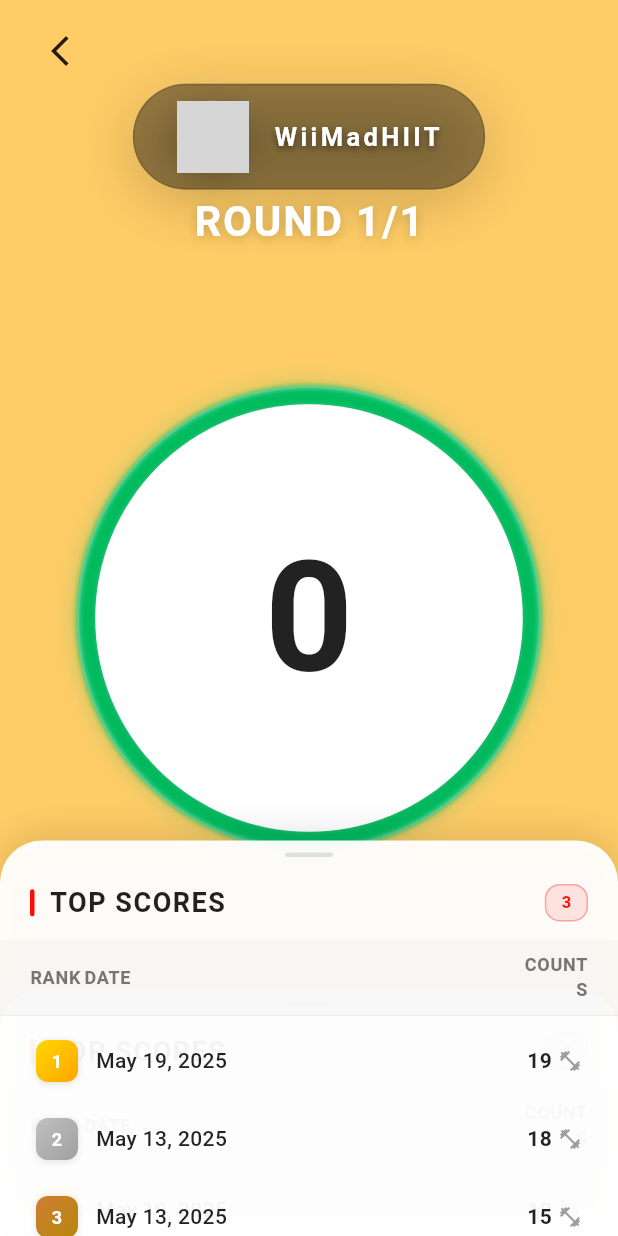
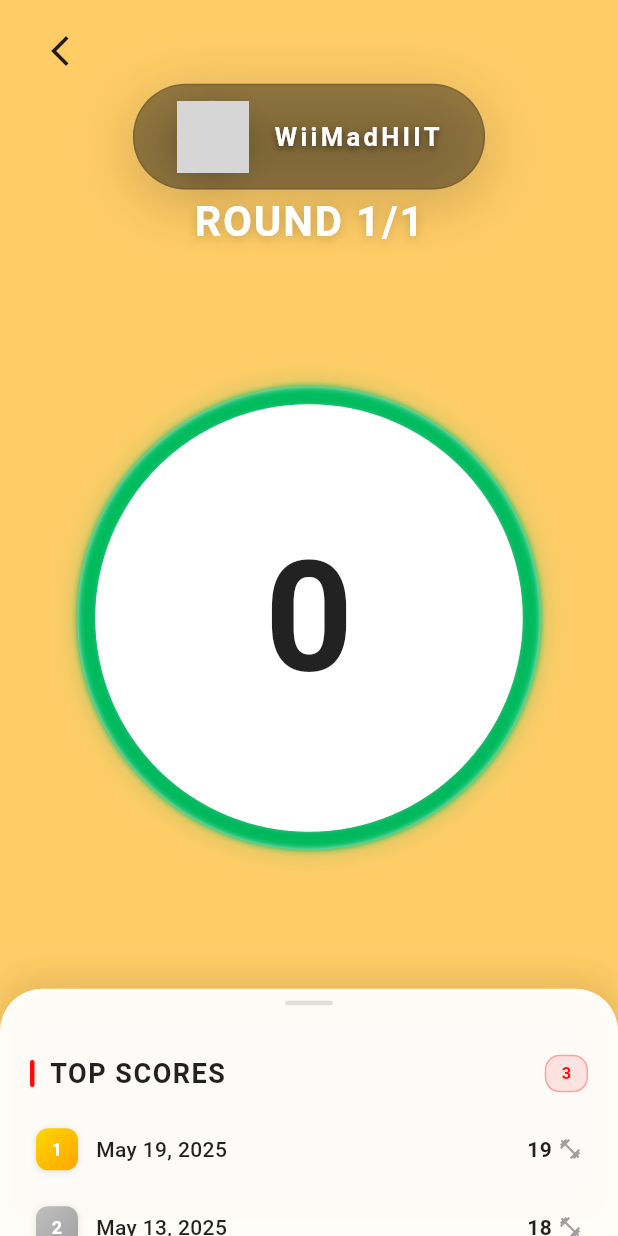
Before and after one commit to WiiMadHIIT/WiiMadHIIT-APP, a Flutter app: the CheckingTrainingPage screen opened by its route, after a tap on an icon or button, on a phone screen of 412 x 824 dp. Run offline on Flutter 3.47's test engine with Material 3 defaults, Android fonts, the phone set to English and light mode, and no system bars; our stand-ins replace dio, flutter_svg, infinite_carousel, smooth_page_indicator, video_player; accounts and stored records are empty; project files that could hold a hidden picture were left out; grey boxes are pictures that could not be loaded.

Commit message:
fixed: training page

```diff
--- a/lib/presentation/checkin_start_training/checking_training_page.dart
+++ b/lib/presentation/checkin_start_training/checking_training_page.dart
@@ -28,6 +28,8 @@ class _CheckingTrainingPageState extends State<CheckingTrainingPage> with Ticker
   late PageController pageController;
   int _lastBounceTime = 0;
   bool showResultOverlay = false;
+  // 1. 在State中添加controller
+  late final DraggableScrollableController draggableController;
 
   // 假数据历史排名
   final List<Map<String, dynamic>> history = [
@@ -47,6 +49,7 @@ class _CheckingTrainingPageState extends State<CheckingTrainingPage> with Ticker
     );
     bounceAnim = CurvedAnimation(parent: bounceController, curve: Curves.easeOut);
     pageController = PageController();
+    draggableController = DraggableScrollableController();
     WidgetsBinding.instance.addPostFrameCallback((_) => _showSetupDialog());
   }
 
@@ -54,6 +57,7 @@ class _CheckingTrainingPageState extends State<CheckingTrainingPage> with Ticker
   void dispose() {
     bounceController.dispose();
     pageController.dispose();
+    draggableController.dispose();
     super.dispose();
   }
 
@@ -347,6 +351,10 @@ class _CheckingTrainingPageState extends State<CheckingTrainingPage> with Ticker
           isCounting = false;
           showResultOverlay = true;
         });
+        // 自动收起榜单
+        Future.delayed(Duration(milliseconds: 50), () {
+          draggableController.animateTo(0.12, duration: Duration(milliseconds: 400), curve: Curves.easeOutCubic);
+        });
       }
     }
   }
@@ -431,6 +439,7 @@ class _CheckingTrainingPageState extends State<CheckingTrainingPage> with Ticker
     return Scaffold(
       body: Stack(
         children: [
+          // 主内容区（PageView等）
           Container(
             color: _dynamicBgColor,
             child: PageView.builder(
@@ -556,15 +565,6 @@ class _CheckingTrainingPageState extends State<CheckingTrainingPage> with Ticker
                         ),
                       ),
                     ),
-                              // 底部历史排名可拖拽弹窗
-          DraggableScrollableSheet(
-            initialChildSize: 0.20,
-            minChildSize: 0.20,
-            maxChildSize: 0.70,
-            builder: (context, scrollController) {
-              return _buildHistoryRanking(scrollController);
-            },
-          ),
                               // 遮罩倒计时动画
                     if (showPreCountdown)
                       Positioned.fill(
@@ -631,12 +631,13 @@ class _CheckingTrainingPageState extends State<CheckingTrainingPage> with Ticker
               },
             ),
           ),
+          // 结果遮罩全屏
           if (showResultOverlay)
             Positioned(
               left: 0,
               right: 0,
               top: 0,
-              bottom: MediaQuery.of(context).size.height * 0.32, // 留出榜单初始高度
+              bottom: 0, // 全屏遮罩
               child: Container(
                 color: Colors.black.withOpacity(0.7),
                 child: Center(
@@ -694,10 +695,11 @@ class _CheckingTrainingPageState extends State<CheckingTrainingPage> with Ticker
                 ),
               ),
             ),
-          // DraggableScrollableSheet 始终在最上层
+          // 唯一的DraggableScrollableSheet始终在最上层
           DraggableScrollableSheet(
-            initialChildSize: 0.32,
-            minChildSize: 0.20,
+            controller: draggableController,
+            initialChildSize: 0.20,
+            minChildSize: 0.12,
             maxChildSize: 0.70,
             builder: (context, scrollController) {
               return _buildHistoryRanking(scrollController);
@@ -721,16 +723,25 @@ class _CheckingTrainingPageState extends State<CheckingTrainingPage> with Ticker
           ),
         ],
       ),
+      child: CustomScrollView(
+        controller: scrollController,
+        physics: const AlwaysScrollableScrollPhysics(),
+        slivers: [
+          SliverToBoxAdapter(
             child: Column(
               children: [
-          // 顶部拖拽指示器
+                // 顶部大面积可拖动区域
                 Container(
-            margin: const EdgeInsets.only(top: 8, bottom: 6),
+                  height: 32,
+                  alignment: Alignment.topCenter,
+                  child: Container(
                     width: 32,
                     height: 3,
+                    margin: const EdgeInsets.only(top: 8),
                     decoration: BoxDecoration(
                       color: Colors.grey.withOpacity(0.3),
                       borderRadius: BorderRadius.circular(1.5),
+                    ),
                   ),
                 ),
                 // 标题区域
@@ -777,67 +788,15 @@ class _CheckingTrainingPageState extends State<CheckingTrainingPage> with Ticker
                     ],
                   ),
                 ),
-          // 表头
-          Container(
-            padding: const EdgeInsets.symmetric(horizontal: 20, vertical: 8),
-            decoration: BoxDecoration(
-              color: Colors.grey.withOpacity(0.05),
-              border: Border(
-                bottom: BorderSide(color: Colors.grey.withOpacity(0.1), width: 1),
-              ),
-            ),
-            child: Row(
-              children: [
-                SizedBox(
-                  width: 36,
-                  child: Text(
-                    'RANK',
-                    style: TextStyle(
-                      color: Colors.grey.shade600,
-                      fontWeight: FontWeight.w600,
-                      fontSize: 12,
-                      letterSpacing: 0.5,
-                    ),
-                  ),
-                ),
-                Expanded(
-                  child: Text(
-                    'DATE',
-                    style: TextStyle(
-                      color: Colors.grey.shade600,
-                      fontWeight: FontWeight.w600,
-                      fontSize: 12,
-                      letterSpacing: 0.5,
-                    ),
-                  ),
-                ),
-                SizedBox(
-                  width: 50,
-                  child: Text(
-                    'COUNTS',
-                    textAlign: TextAlign.right,
-                    style: TextStyle(
-                      color: Colors.grey.shade600,
-                      fontWeight: FontWeight.w600,
-                      fontSize: 12,
-                      letterSpacing: 0.5,
-                    ),
-                  ),
-                ),
               ],
             ),
           ),
-          // 列表内容
-          Expanded(
-            child: ListView.builder(
-              controller: scrollController,
-              padding: const EdgeInsets.symmetric(vertical: 4),
-              itemCount: history.length,
-              itemBuilder: (context, index) {
+          SliverList(
+            delegate: SliverChildBuilderDelegate(
+              (context, index) {
                 final e = history[index];
                 final isCurrent = e["note"] == "current";
                 final isTopThree = e["rank"] <= 3;
-
                 return Container(
                   margin: const EdgeInsets.symmetric(horizontal: 12, vertical: 2),
                   decoration: BoxDecoration(
@@ -851,11 +810,6 @@ class _CheckingTrainingPageState extends State<CheckingTrainingPage> with Ticker
                   ),
                   child: Material(
                     color: Colors.transparent,
-                    child: InkWell(
-                      borderRadius: BorderRadius.circular(12),
-                      onTap: () {
-                        // 可以添加点击效果或详情页面
-                      },
                     child: Padding(
                       padding: const EdgeInsets.symmetric(horizontal: 12, vertical: 10),
                       child: Row(
@@ -971,11 +925,13 @@ class _CheckingTrainingPageState extends State<CheckingTrainingPage> with Ticker
                       ),
                     ),
                   ),
-                  ),
                 );
               },
+              childCount: history.length,
             ),
           ),
+          // 底部补空白
+          SliverToBoxAdapter(child: SizedBox(height: 32)),
         ],
       ),
     );
```
Lines whose indentation alone changed are shown as unchanged.
